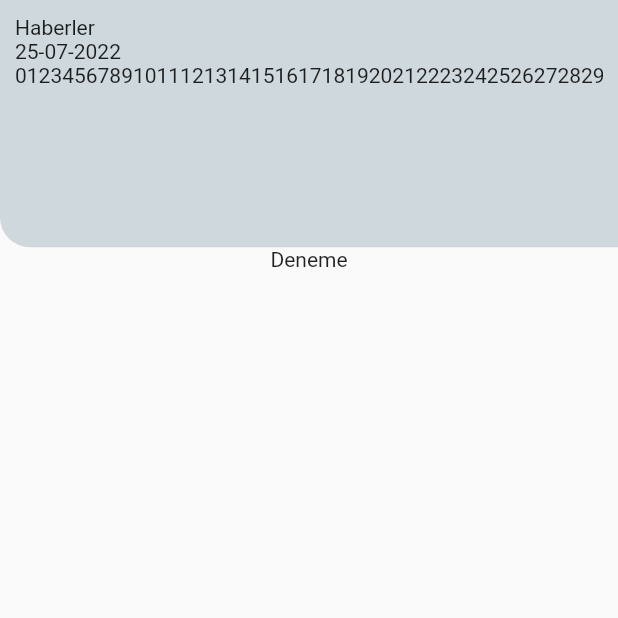
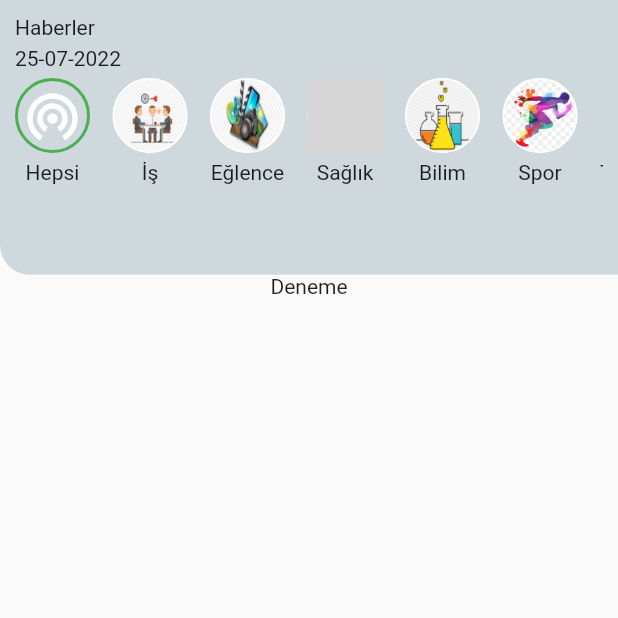
Before and after one commit to Sameetdmr/Breaking_News, a Flutter app: the screen it shows after launch, on a phone screen of 412 x 824 dp, the top half of it. Run offline on Flutter 3.47's test engine with Material 2 defaults, Android fonts, the phone set to English and light mode, and no system bars; our stand-ins replace flutter_screenutil, get, lottie; grey boxes are pictures that could not be loaded.

Commit message:
topContainer add - Category model add

```diff
--- /dev/null
+++ b/lib/models/domain/Category.dart
@@ -0,0 +1,6 @@
+class Category {
+  String image;
+  String title;
+
+  Category(this.image, this.title);
+}
--- a/lib/ui/home/HomePage.dart
+++ b/lib/ui/home/HomePage.dart
@@ -10,20 +10,19 @@ class HomePage extends StatelessWidget {
   Widget build(BuildContext context) {
     _homePageViewModel = Get.put(HomePageViewModel());
     double width = MediaQuery.of(context).size.width;
-
     return Scaffold(
       body: SafeArea(
         child: Column(
           children: [
-            Expanded(flex: 1, child: _buildContainer(width)),
-            Expanded(flex: 4, child: Text('Deneme')),
+            Expanded(flex: 2, child: _buildTopContainer(width)),
+            Expanded(flex: 7, child: Text('Deneme')),
           ],
         ),
       ),
     );
   }
 
-  Widget _buildContainer(double width) {
+  Widget _buildTopContainer(double width) {
     return Container(
       width: width,
       decoration: BoxDecoration(
@@ -46,14 +45,70 @@ class HomePage extends StatelessWidget {
 
   Widget _buildCategory() {
     return Container(
-      height: 70,
+      height: 80,
       child: ListView.builder(
         scrollDirection: Axis.horizontal,
         shrinkWrap: false,
-        itemCount: 100,
+        itemCount: _homePageViewModel.categoryList.length,
         itemBuilder: (BuildContext context, int index) {
-          return Text(index.toString());
+          return Padding(
+            padding: EdgeInsets.only(top: 5),
+            child: _buildCategoryList(index),
+          );
         },
+      ),
+    );
+  }
+
+  Widget _buildCategoryList(int index) {
+    return Obx(
+      () => GestureDetector(
+        onTap: () {
+          _homePageViewModel.categoryIndex.value = index;
+          //Servise gidilip refresh edilecek kısım
+        },
+        child: Row(
+          children: [
+            Column(
+              children: [
+                index == 0
+                    ? AnimatedContainer(
+                        duration: Duration(milliseconds: 200),
+                        width: 50,
+                        height: 50,
+                        decoration: BoxDecoration(
+                          border: _homePageViewModel.categoryIndex.value == index ? Border.all(color: Colors.green, width: 2) : Border.all(color: Colors.white),
+                          shape: BoxShape.circle,
+                        ),
+                        child: Icon(
+                          Icons.wifi_tethering,
+                          color: Colors.white,
+                          size: 40,
+                        ),
+                      )
+                    : AnimatedContainer(
+                        duration: Duration(milliseconds: 200),
+                        width: 50,
+                        height: 50,
+                        decoration: BoxDecoration(
+                          border: _homePageViewModel.categoryIndex.value == index ? Border.all(color: Colors.green, width: 2) : Border.all(color: Colors.white),
+                          shape: BoxShape.circle,
+                          image: DecorationImage(image: AssetImage(_homePageViewModel.categoryList[index].image), fit: BoxFit.fill),
+                        ),
+                      ),
+                SizedBox(
+                  height: 5,
+                ),
+                Text(
+                  _homePageViewModel.categoryList[index].title,
+                )
+              ],
+            ),
+            SizedBox(
+              width: 15,
+            )
+          ],
+        ),
       ),
     );
   }
@@ -64,6 +119,7 @@ class HomePage extends StatelessWidget {
       crossAxisAlignment: CrossAxisAlignment.start,
       children: [
         Text(_title),
+        SizedBox(height: 5),
         Text(_homePageViewModel.getDateTime()),
       ],
     );
--- a/lib/ui/home/HomePageViewModel.dart
+++ b/lib/ui/home/HomePageViewModel.dart
@@ -1,14 +1,33 @@
+import 'package:get/get.dart';
 import 'package:intl/intl.dart';
+import 'package:newspaper_app/models/domain/Category.dart';
 import 'package:newspaper_app/ui/ViewModelBase.dart';
 
 class HomePageViewModel extends ViewModelBase {
+  RxInt categoryIndex = 0.obs;
+  List<Category> categoryList = <Category>[];
+
   HomePageViewModel() {
     initPage();
   }
-  initPage() {}
+  initPage() {
+    getCategory();
+  }
 
   String getDateTime() {
     var tarih = DateFormat("dd-MM-yyyy").format(DateTime.now());
     return '$tarih';
   }
+
+  getCategory() {
+    categoryList.addAll({
+      Category('', 'Hepsi'),
+      Category('assets/images/img_is.jpg', 'İş'),
+      Category('assets/images/img_eglence.jpg', 'Eğlence'),
+      Category('assets/images/img_saglik.png', 'Sağlık'),
+      Category('assets/images/img_bilim.png', 'Bilim'),
+      Category('assets/images/img_spor.jpg', 'Spor'),
+      Category('assets/images/img_teknoloji.png', 'Teknoloji'),
+    });
+  }
 }
```
